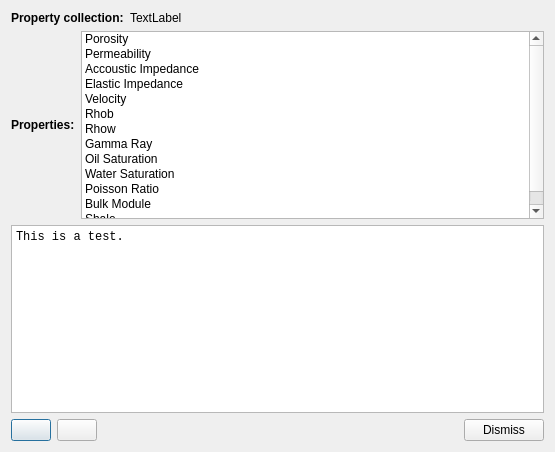
Above: calculator/calculatordialog.ui from PauloCarvalhoRJ/gammaray before the change. Below: the same form after it.
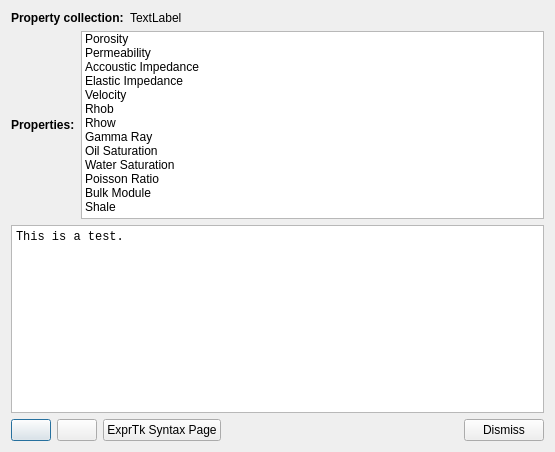
That is the form after the change. Icons and pictures are not drawn.

Commit message: Calculator: ExprTk home page with syntax help and some GUI facilities.

```diff
--- a/calculator/calculatordialog.ui
+++ b/calculator/calculatordialog.ui
@@ -52,12 +52,6 @@
      </item>
      <item>
       <widget class="QListWidget" name="lstProperties">
-       <property name="gridSize">
-        <size>
-         <width>100</width>
-         <height>15</height>
-        </size>
-       </property>
        <property name="viewMode">
         <enum>QListView::ListMode</enum>
        </property>
@@ -184,6 +178,13 @@
        </property>
       </widget>
      </item>
+     <item>
+      <widget class="QPushButton" name="btnExprTkHelpPage">
+       <property name="text">
+        <string>ExprTk Syntax Page</string>
+       </property>
+      </widget>
+     </item>
      <item>
       <spacer name="horizontalSpacer">
        <property name="orientation">
```
Left out of the diff: 23 changed lines with no effect on the pictures. The commit also changes 3 other files.
